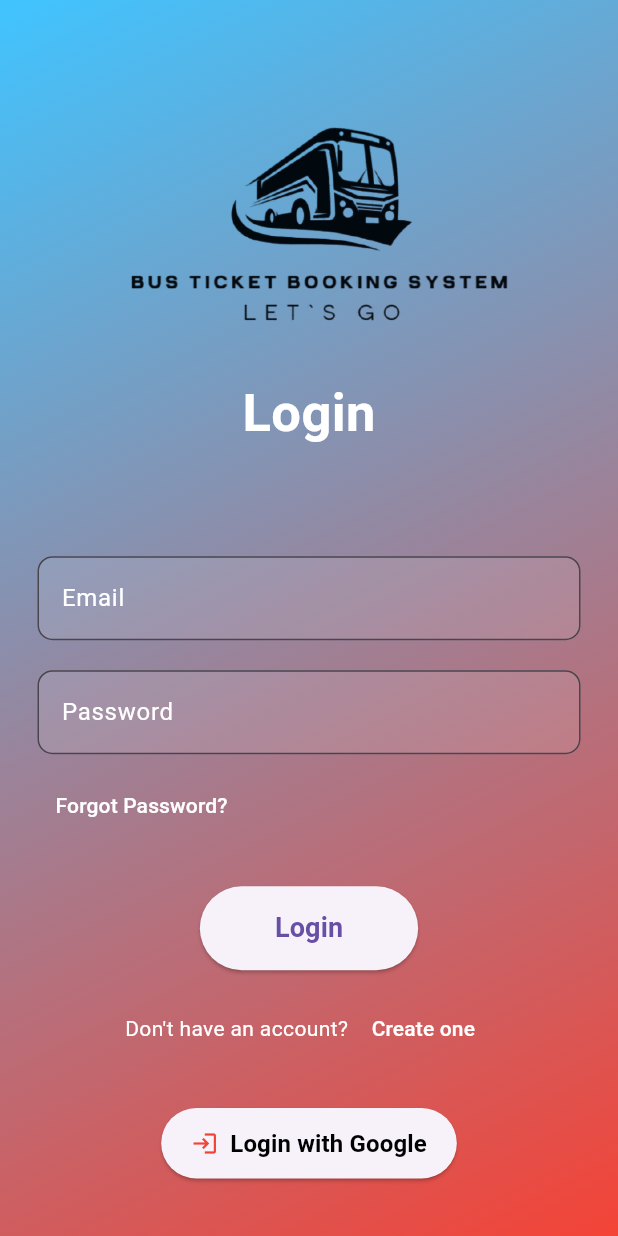
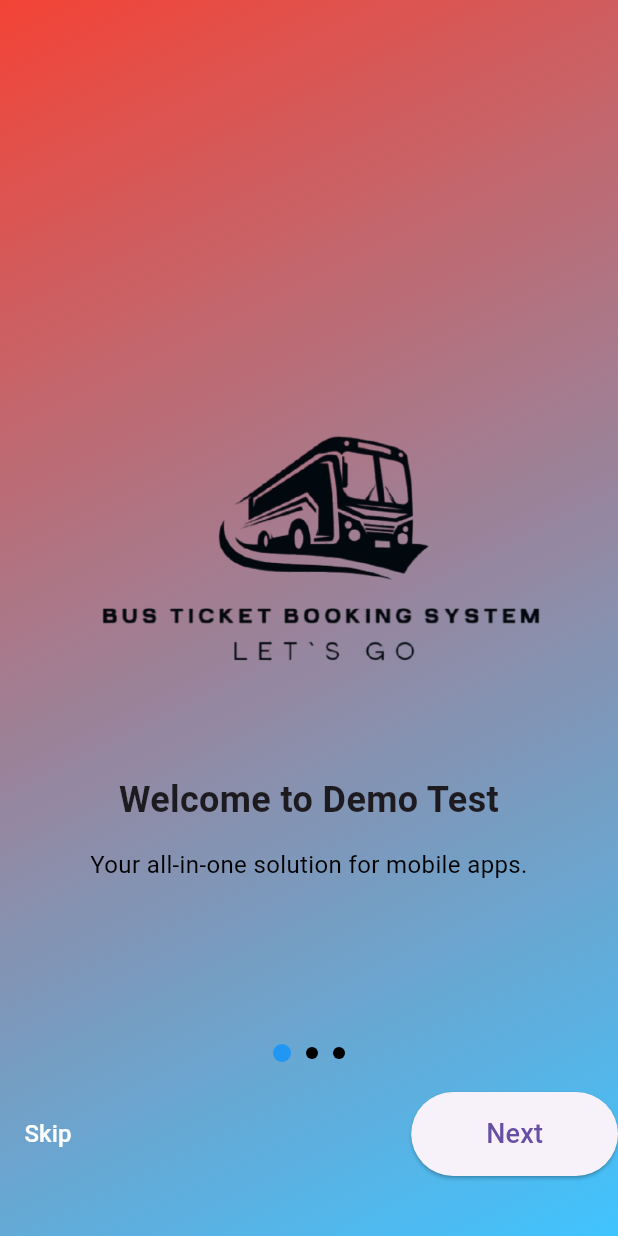
Before and after one commit to Bibekgupta777/lets_go, a Flutter app: the screen it shows after launch, on a phone screen of 412 x 824 dp. Run offline on Flutter 3.47's test engine with Material 3 defaults, Android fonts, the phone set to English and light mode, and no system bars.

Commit message:
added onboarding screen

```diff
--- a/lib/main.dart
+++ b/lib/main.dart
@@ -1,20 +1,22 @@
 import 'package:flutter/material.dart';
-import 'screens/splash_screen.dart';
+import 'screens/splash_screen.dart'; // Import SplashScreen
 
 void main() {
   runApp(const MyApp());
 }
 
 class MyApp extends StatelessWidget {
-  const MyApp({super.key});
+  const MyApp({Key? key}) : super(key: key);
 
   @override
   Widget build(BuildContext context) {
     return MaterialApp(
       debugShowCheckedModeBanner: false,
-      title: 'Flutter Navigation',
-      theme: ThemeData(primarySwatch: Colors.blue),
-      home:SplashScreen(),
+      title: 'Demo Test',
+      theme: ThemeData(
+        primarySwatch: Colors.blue,
+      ),
+      home: const SplashScreen(), // Starting point is the SplashScreen
     );
   }
 }
--- /dev/null
+++ b/lib/screens/onboarding_screen.dart
@@ -0,0 +1,225 @@
+import 'package:flutter/material.dart';
+import 'login_screen.dart'; // Import LoginScreen
+
+class OnboardingScreen extends StatefulWidget {
+  const OnboardingScreen({Key? key}) : super(key: key);
+
+  @override
+  State<OnboardingScreen> createState() => _OnboardingScreenState();
+}
+
+class _OnboardingScreenState extends State<OnboardingScreen> {
+  final PageController _pageController = PageController();
+  int _currentIndex = 0;
+
+  @override
+  Widget build(BuildContext context) {
+    return Scaffold(
+      body: Container(
+        // Gradient background color
+        decoration: const BoxDecoration(
+          gradient: LinearGradient(
+            colors: [Colors.red, Colors.lightBlueAccent],
+            begin: Alignment.topLeft,
+            end: Alignment.bottomRight,
+          ),
+        ),
+        child: Stack(
+          children: [
+            // PageView for swiping between onboarding pages
+            PageView(
+              controller: _pageController,
+              onPageChanged: (index) {
+                setState(() {
+                  _currentIndex = index;
+                });
+              },
+              children: const [
+                OnboardingPage(
+                  image: 'assets/logo.png',
+                  title: 'Welcome to Demo Test',
+                  description: 'Your all-in-one solution for mobile apps.',
+                ),
+                OnboardingPage(
+                  image: 'assets/logo.png',
+                  title: 'Fast & Reliable',
+                  description: 'Experience lightning-fast performance.',
+                ),
+                OnboardingPage(
+                  image: 'assets/logo.png',
+                  title: 'Start Today',
+                  description: 'Sign up and explore amazing features.',
+                ),
+              ],
+            ),
+            // Dot Indicators and Buttons
+            Positioned(
+              bottom: 40,
+              left: 0,
+              right: 0,
+              child: Column(
+                children: [
+                  // Dot Indicators
+                  Row(
+                    mainAxisAlignment: MainAxisAlignment.center,
+                    children: List.generate(
+                      3,
+                      (index) => AnimatedContainer(
+                        duration: const Duration(milliseconds: 300),
+                        margin: const EdgeInsets.symmetric(horizontal: 5),
+                        width: _currentIndex == index ? 12 : 8,
+                        height: _currentIndex == index ? 12 : 8,
+                        decoration: BoxDecoration(
+                          color: _currentIndex == index
+                              ? Colors.blue
+                              : Colors.black,
+                          shape: BoxShape.circle,
+                        ),
+                      ),
+                    ),
+                  ),
+                  const SizedBox(height: 20),
+                  // Row of Buttons (Back, Skip, Next)
+                  Row(
+                    mainAxisAlignment: MainAxisAlignment.spaceBetween,
+                    children: [
+                      // Back Button
+                      if (_currentIndex > 0)
+                        TextButton(
+                          onPressed: () {
+                            _pageController.previousPage(
+                              duration: const Duration(milliseconds: 300),
+                              curve: Curves.ease,
+                            );
+                          },
+                          child: const Text(
+                            'Back',
+                            style: TextStyle(
+                              fontSize: 16,
+                              color: Colors.white,
+                            ),
+                          ),
+                        ),
+
+                      // Skip Button
+                      TextButton(
+                        onPressed: () {
+                          Navigator.pushReplacement(
+                            context,
+                            MaterialPageRoute(
+                              builder: (context) =>  LoginScreen(),
+                            ),
+                          );
+                        },
+                        child: const Text(
+                          'Skip',
+                          style: TextStyle(
+                            fontSize: 16,
+                            color: Colors.white,
+                          ),
+                        ),
+                      ),
+
+                      // Next or Get Started Button
+                      if (_currentIndex == 2)
+                        ElevatedButton(
+                          onPressed: () {
+                            // Navigate to the Login screen
+                            Navigator.pushReplacement(
+                              context,
+                              MaterialPageRoute(
+                                builder: (context) =>  LoginScreen(),
+                              ),
+                            );
+                          },
+                          style: ElevatedButton.styleFrom(
+                            padding: const EdgeInsets.symmetric(
+                              horizontal: 50,
+                              vertical: 15,
+                            ),
+                            shape: RoundedRectangleBorder(
+                              borderRadius: BorderRadius.circular(30),
+                            ),
+                          ),
+                          child: const Text(
+                            'Get Started',
+                            style: TextStyle(fontSize: 18),
+                          ),
+                        )
+                      else
+                        ElevatedButton(
+                          onPressed: () {
+                            _pageController.nextPage(
+                              duration: const Duration(milliseconds: 500),
+                              curve: Curves.ease,
+                            );
+                          },
+                          style: ElevatedButton.styleFrom(
+                            padding: const EdgeInsets.symmetric(
+                              horizontal: 50,
+                              vertical: 15,
+                            ),
+                            shape: RoundedRectangleBorder(
+                              borderRadius: BorderRadius.circular(30),
+                            ),
+                          ),
+                          child: const Text(
+                            'Next',
+                            style: TextStyle(fontSize: 18),
+                          ),
+                        ),
+                    ],
+                  ),
+                ],
+              ),
+            ),
+          ],
+        ),
+      ),
+    );
+  }
+}
+
+class OnboardingPage extends StatelessWidget {
+  final String image;
+  final String title;
+  final String description;
+
+  const OnboardingPage({
+    Key? key,
+    required this.image,
+    required this.title,
+    required this.description,
+  }) : super(key: key);
+
+  @override
+  Widget build(BuildContext context) {
+    return Padding(
+      padding: const EdgeInsets.all(20.0),
+      child: Column(
+        mainAxisAlignment: MainAxisAlignment.center,
+        children: [
+          Image.asset(
+            image,
+            height: 250,
+          ),
+          const SizedBox(height: 30),
+          Text(
+            title,
+            style: const TextStyle(
+              fontSize: 24,
+              fontWeight: FontWeight.bold,
+            ),
+            textAlign: TextAlign.center,
+          ),
+          const SizedBox(height: 15),
+          Text(
+            description,
+            style: const TextStyle(fontSize: 16, color: Colors.black),
+            textAlign: TextAlign.center,
+          ),
+        ],
+      ),
+    );
+  }
+}
--- a/lib/screens/registration_screen.dart
+++ b/lib/screens/registration_screen.dart
@@ -76,7 +76,7 @@ class _RegistrationScreenState extends State<RegistrationScreen> {
                     // Logo
                     Image.asset(
                       'assets/logo.png',
-                      height: 120,
+                      height: 150,
                     ),
                     SizedBox(height: 50),
 
```
Also changed, not shown: lib/screens/splash_screen.dart (+38 -26 lines).
